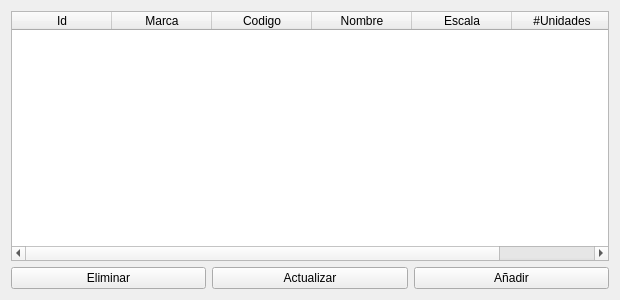
PaulMaxAvalosAguilar/BaseDatosModelismo, file BaseDatosModelismo/modelosmanager.ui: the form before one commit.
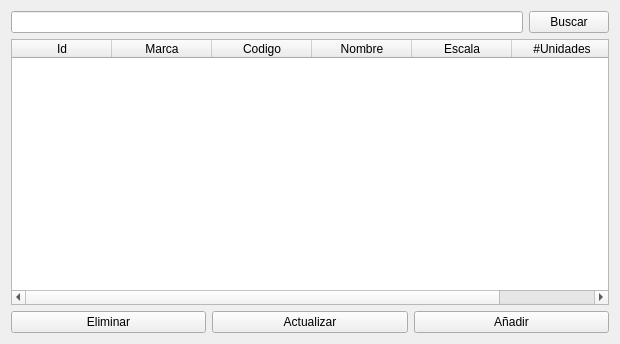
The form after the commit.

Commit message: Search engine added

```diff
--- a/BaseDatosModelismo/modelosmanager.ui
+++ b/BaseDatosModelismo/modelosmanager.ui
@@ -7,7 +7,7 @@
     <x>0</x>
     <y>0</y>
     <width>620</width>
-    <height>300</height>
+    <height>344</height>
    </rect>
   </property>
   <property name="sizePolicy">
@@ -26,6 +26,23 @@
    <string>Form</string>
   </property>
   <layout class="QVBoxLayout" name="verticalLayout">
+   <item>
+    <layout class="QHBoxLayout" name="horizontalLayout_2">
+     <property name="bottomMargin">
+      <number>0</number>
+     </property>
+     <item>
+      <widget class="QLineEdit" name="searchle"/>
+     </item>
+     <item>
+      <widget class="QPushButton" name="searchPb">
+       <property name="text">
+        <string>Buscar</string>
+       </property>
+      </widget>
+     </item>
+    </layout>
+   </item>
    <item>
     <widget class="QTableWidget" name="tableWidget">
      <property name="sizePolicy">
@@ -68,7 +85,7 @@
       <bool>false</bool>
      </attribute>
      <attribute name="verticalHeaderVisible">
-      <bool>true</bool>
+      <bool>false</bool>
      </attribute>
      <attribute name="verticalHeaderHighlightSections">
       <bool>true</bool>
```
The commit also changes 4 other files.
